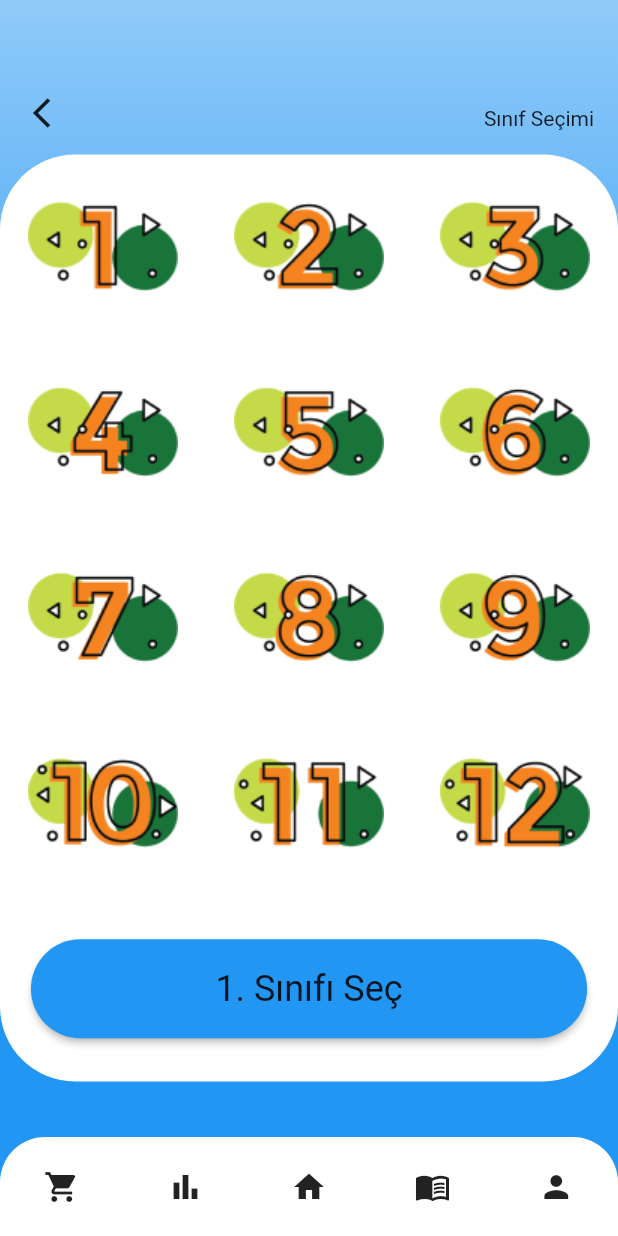
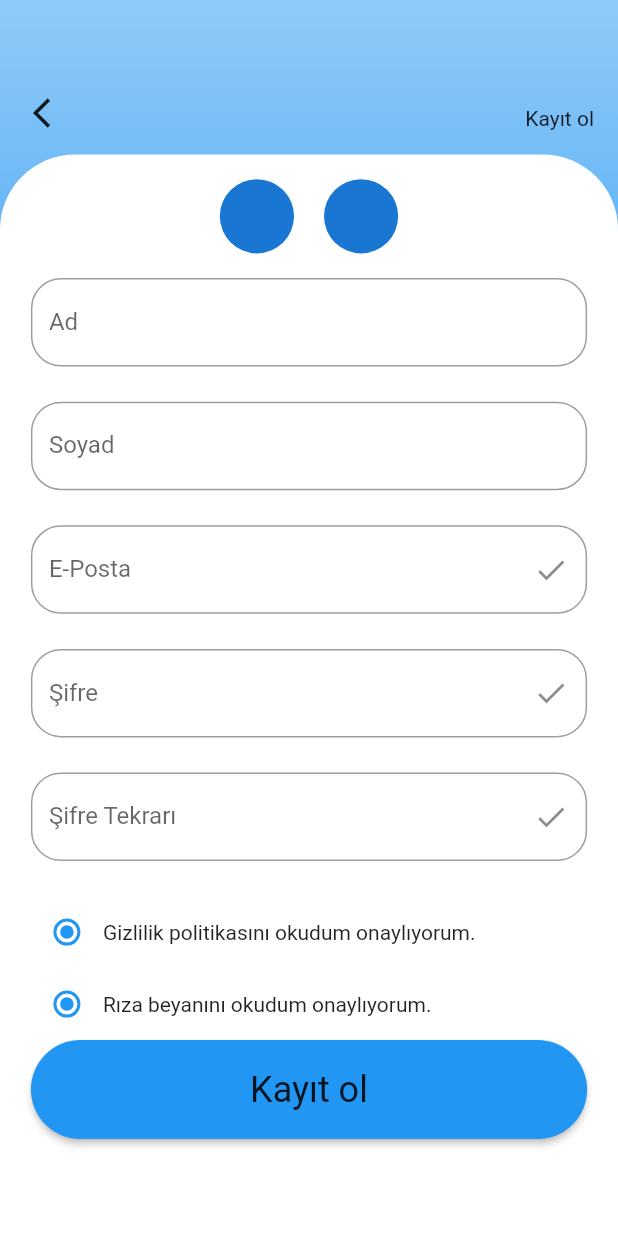
Before and after one commit to hasan-ciftci/dodi, a Flutter app: the screen it shows after launch, on a phone screen of 412 x 824 dp. Run offline on Flutter 3.47's test engine with Material 2 defaults, Android fonts, the phone set to English and light mode, and no system bars.

Commit message:
Sign up page simplified version implemented.

```diff
--- a/lib/main.dart
+++ b/lib/main.dart
@@ -1,4 +1,4 @@
-import 'package:dodi/view/class_select_view.dart';
+import 'package:dodi/view/sign_up_view.dart';
 import 'package:flutter/material.dart';
 
 void main() {
@@ -11,7 +11,7 @@ class MyApp extends StatelessWidget {
     return MaterialApp(
       title: 'Flutter Demo',
       theme: ThemeData(),
-      home: ClassSelectView(),
+      home: SignUpView(),
     );
   }
 }
--- /dev/null
+++ b/lib/view/sign_up_view.dart
@@ -0,0 +1,271 @@
+import 'package:flutter/material.dart';
+
+class SignUpView extends StatefulWidget {
+  @override
+  _SignUpViewState createState() => _SignUpViewState();
+}
+
+class _SignUpViewState extends State<SignUpView> {
+  @override
+  Widget build(BuildContext context) {
+    Size size = MediaQuery.of(context).size;
+    return Scaffold(
+      resizeToAvoidBottomInset: true,
+      body: Stack(
+        children: [
+          buildBackground(size, context),
+          buildPageHeader(size),
+          buildSignUpForm(size, context),
+        ],
+      ),
+    );
+  }
+
+  Align buildPageHeader(Size size) {
+    return Align(
+      alignment: Alignment.topCenter,
+      child: Container(
+        height: size.height * .125,
+        child: Padding(
+          padding: EdgeInsets.all(16.0),
+          child: Row(
+            mainAxisAlignment: MainAxisAlignment.spaceBetween,
+            crossAxisAlignment: CrossAxisAlignment.end,
+            children: [
+              Icon(Icons.arrow_back_ios_outlined),
+              Text("Kayıt ol"),
+            ],
+          ),
+        ),
+      ),
+    );
+  }
+
+  Align buildSignUpForm(Size size, BuildContext context) {
+    return Align(
+      alignment: Alignment.bottomCenter,
+      child: SingleChildScrollView(
+        reverse: true,
+        child: Container(
+          height: size.height * .875,
+          width: size.width,
+          decoration: BoxDecoration(
+            borderRadius: BorderRadius.only(
+              topLeft: Radius.circular(50.0),
+              topRight: Radius.circular(50.0),
+            ),
+            color: Colors.white,
+          ),
+          child: SizedBox(
+            child: Form(
+              child: Column(
+                mainAxisAlignment: MainAxisAlignment.start,
+                children: [
+                  //Body placed 87,5% height of screen with all attributes below
+                  Column(
+                    children: [
+                      //Social media buttons placed 10% height of screen
+                      SizedBox(
+                        height: size.height * .1,
+                        child: buildSocialMediaButtons(size),
+                      ),
+                      //Form fields placed 50% height of screen
+                      Column(
+                        children: [
+                          SizedBox(
+                            height: size.height * .1,
+                            width: size.width * .9,
+                            child: buildNameTextFormField(),
+                          ),
+                          SizedBox(
+                            height: size.height * .1,
+                            width: size.width * .9,
+                            child: buildSurnameTextFormField(),
+                          ),
+                          SizedBox(
+                            height: size.height * .1,
+                            width: size.width * .9,
+                            child: buildEmailTextFormField(),
+                          ),
+                          SizedBox(
+                            height: size.height * .1,
+                            width: size.width * .9,
+                            child: buildPasswordTextFormField(),
+                          ),
+                          SizedBox(
+                            height: size.height * .1,
+                            width: size.width * .9,
+                            child: buildVerifyPasswordTextFormField(),
+                          ),
+                        ],
+                      ),
+                      //Register and radio buttons placed 27.5% height of screen
+                      SizedBox(
+                          height: size.height * .275,
+                          width: size.width * .9,
+                          child: Column(
+                            mainAxisAlignment: MainAxisAlignment.start,
+                            children: [
+                              buildPrivacyPolicyRadioButton(),
+                              buildDeclarationOfConsentRadioButton(),
+                              buildLoginButton(size, context),
+                            ],
+                          )),
+                    ],
+                  ),
+                ],
+              ),
+            ),
+          ),
+        ),
+      ),
+    );
+  }
+
+  Row buildPrivacyPolicyRadioButton() {
+    return Row(
+      children: [
+        Radio(
+          onChanged: (value) {},
+          value: 0,
+          groupValue: 0,
+        ),
+        Text(
+          "Gizlilik politikasını okudum onaylıyorum.",
+          textAlign: TextAlign.end,
+        )
+      ],
+    );
+  }
+
+  Row buildDeclarationOfConsentRadioButton() {
+    return Row(
+      children: [
+        Radio(
+          onChanged: (value) {},
+          value: 0,
+          groupValue: 0,
+        ),
+        Text("Rıza beyanını okudum onaylıyorum.")
+      ],
+    );
+  }
+
+  Row buildSocialMediaButtons(Size size) {
+    return Row(
+      mainAxisAlignment: MainAxisAlignment.center,
+      children: [
+        CircleAvatar(
+          radius: size.width * .06,
+        ),
+        SizedBox(width: 20),
+        CircleAvatar(
+          radius: size.width * .06,
+        ),
+      ],
+    );
+  }
+
+  TextFormField buildEmailTextFormField() {
+    return TextFormField(
+      decoration: InputDecoration(
+        suffixIcon: Icon(Icons.done),
+        labelText: "E-Posta",
+        border: OutlineInputBorder(
+          borderRadius: BorderRadius.all(
+            Radius.circular(20.0),
+          ),
+        ),
+      ),
+    );
+  }
+
+  SizedBox buildLoginButton(Size size, BuildContext context) {
+    return SizedBox(
+      height: size.height * .08,
+      width: size.width * .9,
+      child: ElevatedButton(
+        onPressed: () {},
+        child: Text(
+          "Kayıt ol",
+          style: Theme.of(context).textTheme.headline5,
+        ),
+        style: ButtonStyle(
+          shape: MaterialStateProperty.all(StadiumBorder()),
+        ),
+      ),
+    );
+  }
+
+  Container buildBackground(Size size, BuildContext context) {
+    return Container(
+      height: size.height,
+      width: size.width,
+      decoration: BoxDecoration(
+        gradient: LinearGradient(
+          begin: Alignment.topCenter,
+          end: Alignment.bottomCenter,
+          stops: [0.0, 0.5],
+          colors: [
+            Theme.of(context).backgroundColor,
+            Theme.of(context).primaryColor,
+          ],
+        ),
+      ),
+    );
+  }
+
+  buildNameTextFormField() {
+    return TextFormField(
+      decoration: InputDecoration(
+        labelText: "Ad",
+        border: OutlineInputBorder(
+          borderRadius: BorderRadius.all(
+            Radius.circular(20.0),
+          ),
+        ),
+      ),
+    );
+  }
+
+  buildSurnameTextFormField() {
+    return TextFormField(
+      decoration: InputDecoration(
+        labelText: "Soyad",
+        border: OutlineInputBorder(
+          borderRadius: BorderRadius.all(
+            Radius.circular(20.0),
+          ),
+        ),
+      ),
+    );
+  }
+
+  buildPasswordTextFormField() {
+    return TextFormField(
+      decoration: InputDecoration(
+        suffixIcon: Icon(Icons.done),
+        labelText: "Şifre",
+        border: OutlineInputBorder(
+          borderRadius: BorderRadius.all(
+            Radius.circular(20.0),
+          ),
+        ),
+      ),
+    );
+  }
+
+  buildVerifyPasswordTextFormField() {
+    return TextFormField(
+      decoration: InputDecoration(
+        suffixIcon: Icon(Icons.done),
+        labelText: "Şifre Tekrarı",
+        border: OutlineInputBorder(
+          borderRadius: BorderRadius.all(
+            Radius.circular(20.0),
+          ),
+        ),
+      ),
+    );
+  }
+}
```
